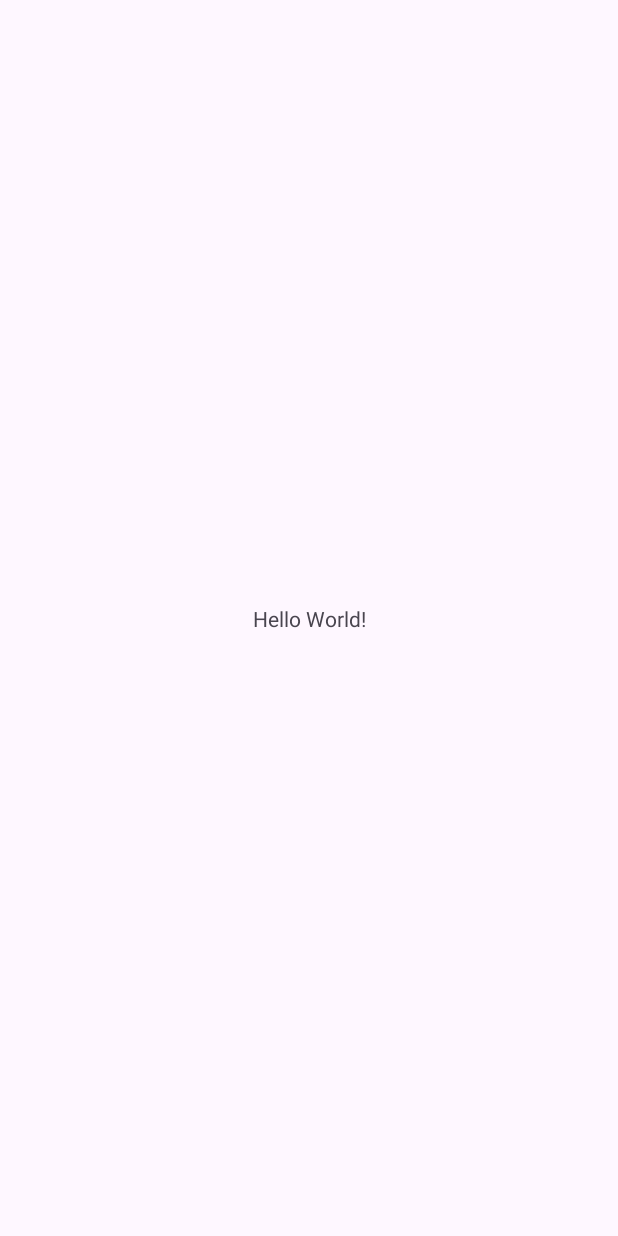
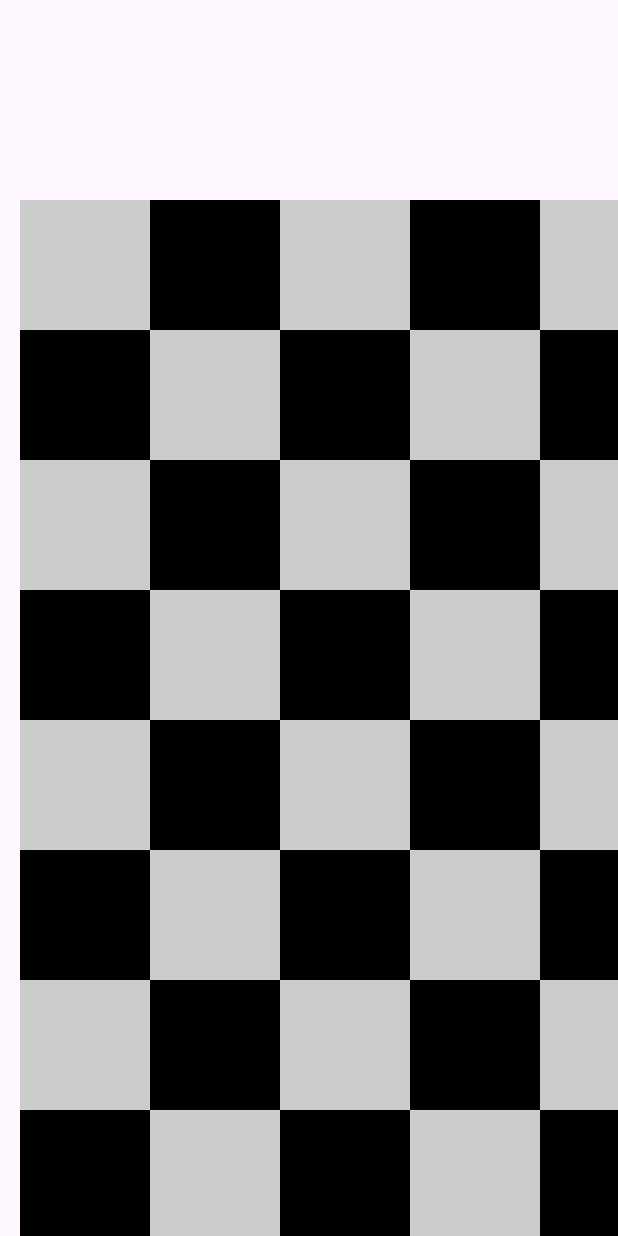
Before and after one commit to Sneheelvirale/chess-android, an Android app: the screen it shows after launch (MainActivity), on a phone screen of 412 x 824 dp. Before the commit the screen is almost empty. Run offline under Robolectric (Android 15) with nearby library versions, the phone set to English and light mode, and no system bars.

Commit message:
Initial commit

```diff
--- /dev/null
+++ b/CHESSS/app/src/main/java/com/android/chesss/ChessView.kt
@@ -0,0 +1,33 @@
+package com.android.chesss
+
+import android.content.Context
+import android.graphics.Canvas
+import android.graphics.Color
+import android.graphics.Paint
+import android.util.AttributeSet
+import android.view.View
+
+class ChessView(context: Context?, attrs: AttributeSet?) : View(context, attrs) {
+
+    private final val originX = 20f
+    private final val originY = 200f
+    private final val cellSide = 130f
+
+    override fun onDraw(canvas: Canvas?) {
+        val paint = Paint()
+        for (i in 0..7) {
+
+            for (j in 0..7) {
+                paint.color = if ((i + j) % 2 == 0)Color.LTGRAY
+                else Color.BLACK
+                canvas?.drawRect(
+                    originX + i * cellSide,
+                    originY + j * cellSide,
+                    originX + ( i + 1) * cellSide,
+                    originY + (j + 1) * cellSide,
+                    paint
+                )
+            }
+        }
+    }
+}
--- a/CHESSS/app/src/main/res/layout/activity_main.xml
+++ b/CHESSS/app/src/main/res/layout/activity_main.xml
@@ -1,18 +1,6 @@
 <?xml version="1.0" encoding="utf-8"?>
-<androidx.constraintlayout.widget.ConstraintLayout xmlns:android="http://schemas.android.com/apk/res/android"
-    xmlns:app="http://schemas.android.com/apk/res-auto"
-    xmlns:tools="http://schemas.android.com/tools"
+<com.android.chesss.ChessView
+    xmlns:android="http://schemas.android.com/apk/res/android"
     android:layout_width="match_parent"
-    android:layout_height="match_parent"
-    tools:context=".MainActivity">
-
-    <TextView
-        android:layout_width="wrap_content"
-        android:layout_height="wrap_content"
-        android:text="Hello World!"
-        app:layout_constraintBottom_toBottomOf="parent"
-        app:layout_constraintEnd_toEndOf="parent"
-        app:layout_constraintStart_toStartOf="parent"
-        app:layout_constraintTop_toTopOf="parent" />
-
-</androidx.constraintlayout.widget.ConstraintLayout>
+    android:layout_height="match_parent">
+</com.android.chesss.ChessView>
```
